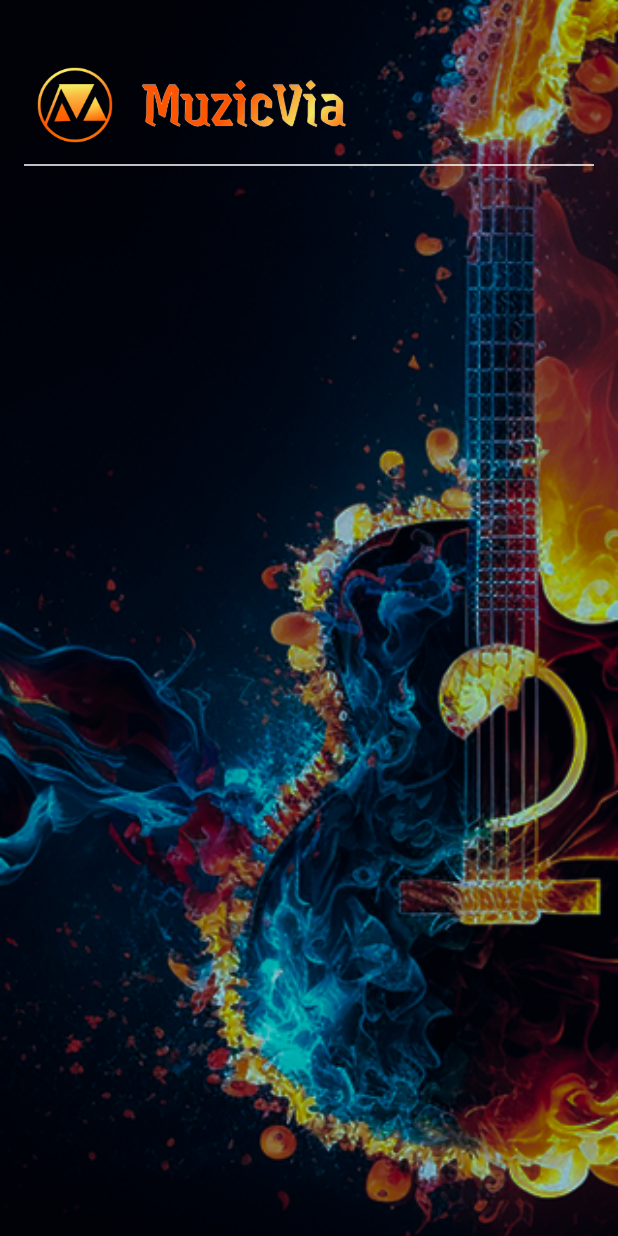
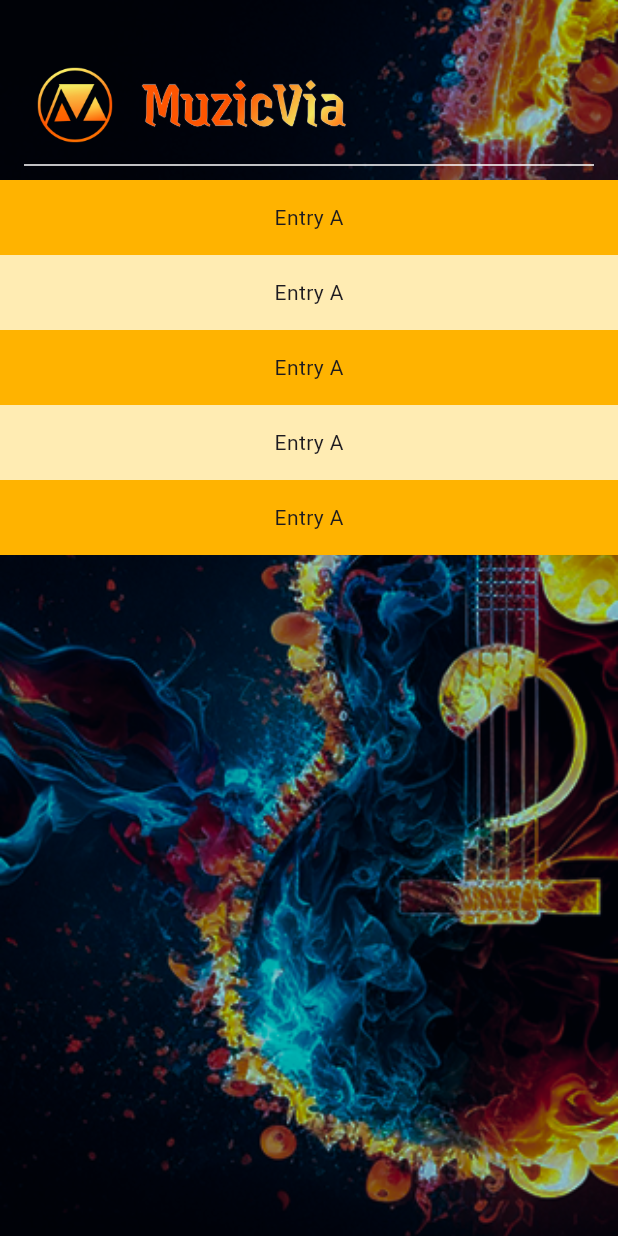
Before and after one commit to official16Dec/flutter_muzic_via, a Flutter app: the screen it shows after launch, on a phone screen of 412 x 824 dp. Run offline on Flutter 3.47's test engine with Material 3 defaults, Android fonts, the phone set to English and light mode, and no system bars.

Commit message:
Listview added to home screen

```diff
--- a/lib/home/home_screen.dart
+++ b/lib/home/home_screen.dart
@@ -41,7 +41,19 @@ class HomeScreen extends StatelessWidget {
               height: 20.0,       // Height of the divider widget, including the line and any surrounding space.
               indent: 16.0,       // Left padding of the line
               endIndent: 16.0,    // Right padding of the line
-            )
+            ),
+            Expanded(
+              child: ListView.builder(
+              itemCount: 5,
+              itemBuilder: (BuildContext context, int index) {
+                return Container(
+                    height: 50,
+                    color: index%2==0 ? Colors.amber[600] : Colors.amber[100],
+                    child: const Center(child: Text('Entry A')),
+                  );
+                },
+              ),
+            ),
           ],
         ),
       ),
```
